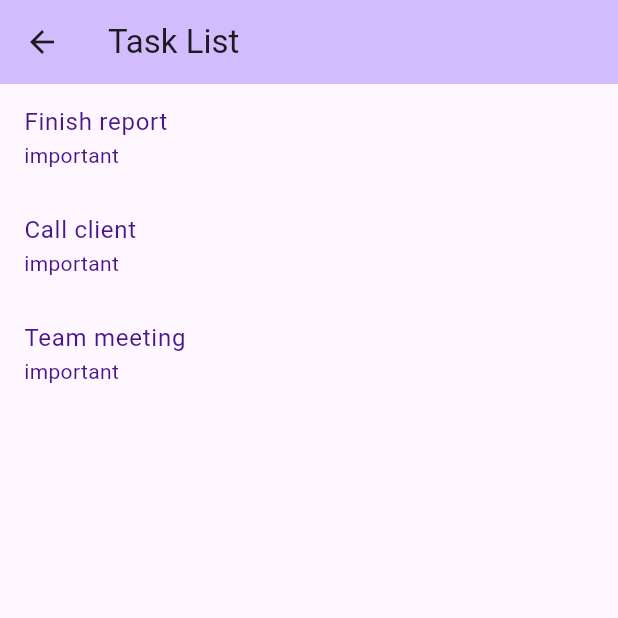
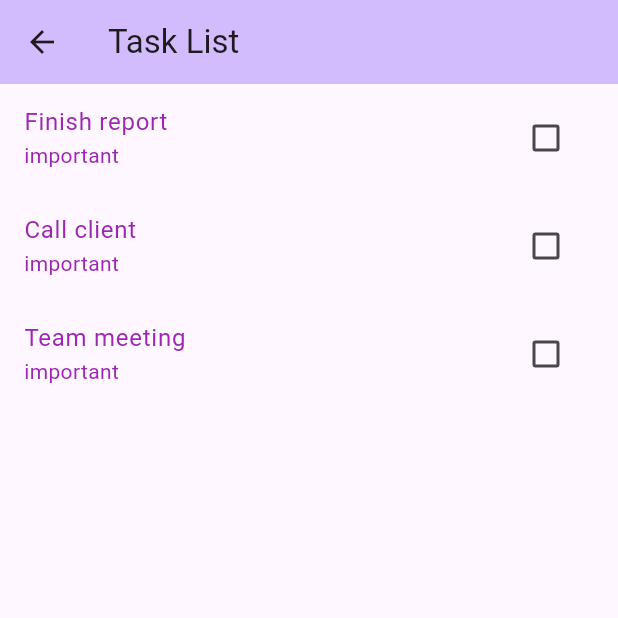
Before and after one commit to Aladdin-Ghribi/company_task_manager, a Flutter app: the TaskListScreen screen opened directly, on a phone screen of 412 x 824 dp, the top half of it. Run offline on Flutter 3.47's test engine with Material 3 defaults, Android fonts, the phone set to English and light mode, and no system bars.

Commit message:
Add checkboxes to mark tasks as completed with setstate

```diff
--- a/lib/main.dart
+++ b/lib/main.dart
@@ -89,13 +89,13 @@ class TaskListScreen extends StatefulWidget {
 
 class _TaskListScreenState extends State<TaskListScreen> {
   // Hardcoded list of tasks for now
-  final List<String> _tasks = [
-    "Finish report",
-    "Call client",
-    "Team meeting",
+  final List<Map<String, dynamic>> _tasks = [
+    {"title": "Finish report", "completed": false},
+    {"title": "Call client", "completed": false},
+    {"title": "Team meeting", "completed": false},
   ];
 
-  @override
+ @override
 Widget build(BuildContext context) {
   return Scaffold(
     appBar: AppBar(
@@ -103,13 +103,21 @@ Widget build(BuildContext context) {
       backgroundColor: Theme.of(context).colorScheme.inversePrimary,
     ),
     body: ListView.builder(
-
       itemCount: _tasks.length,
       itemBuilder: (context, index) {
         return ListTile(
-          title: Text(_tasks[index]),
+          title: Text(_tasks[index]["title"]),
           subtitle: Text("important"),
-          textColor:Colors.purple[900],
+          textColor: Colors.purple[500],
+          trailing: Checkbox(
+            value: _tasks[index]["completed"],
+            onChanged: (value) {
+              setState(() {
+                _tasks[index]["completed"] = value!;
+                debugPrint("${_tasks[index]["title"]} marked as ${value ? 'done' : 'not done'}");
+              });
+            },
+          ),
         );
       },
     ),
```
